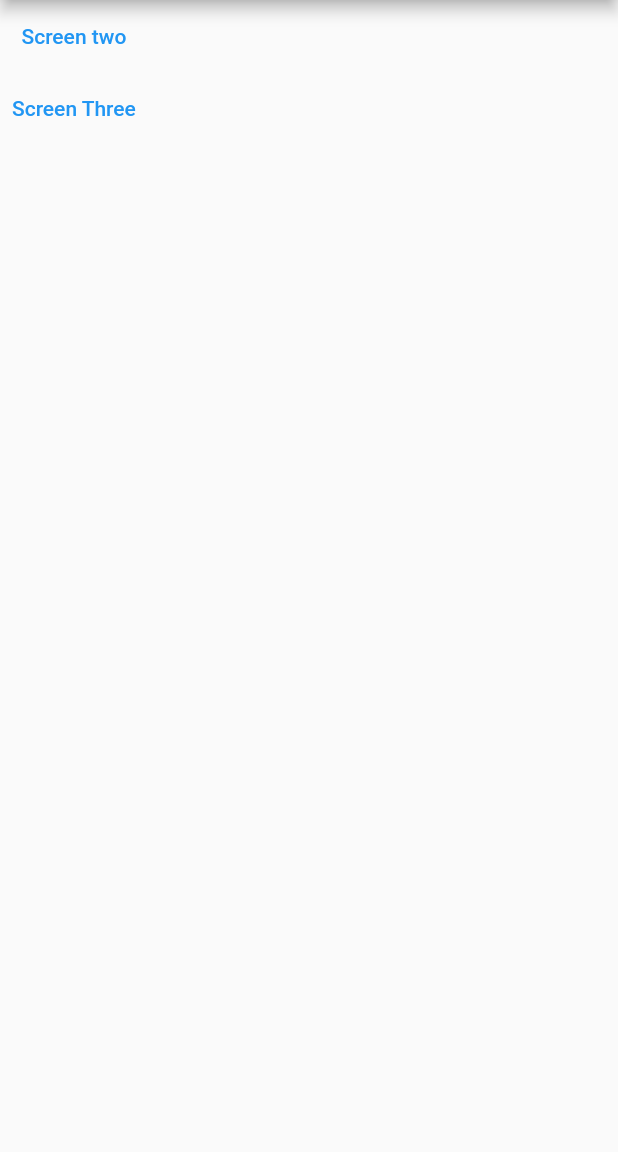
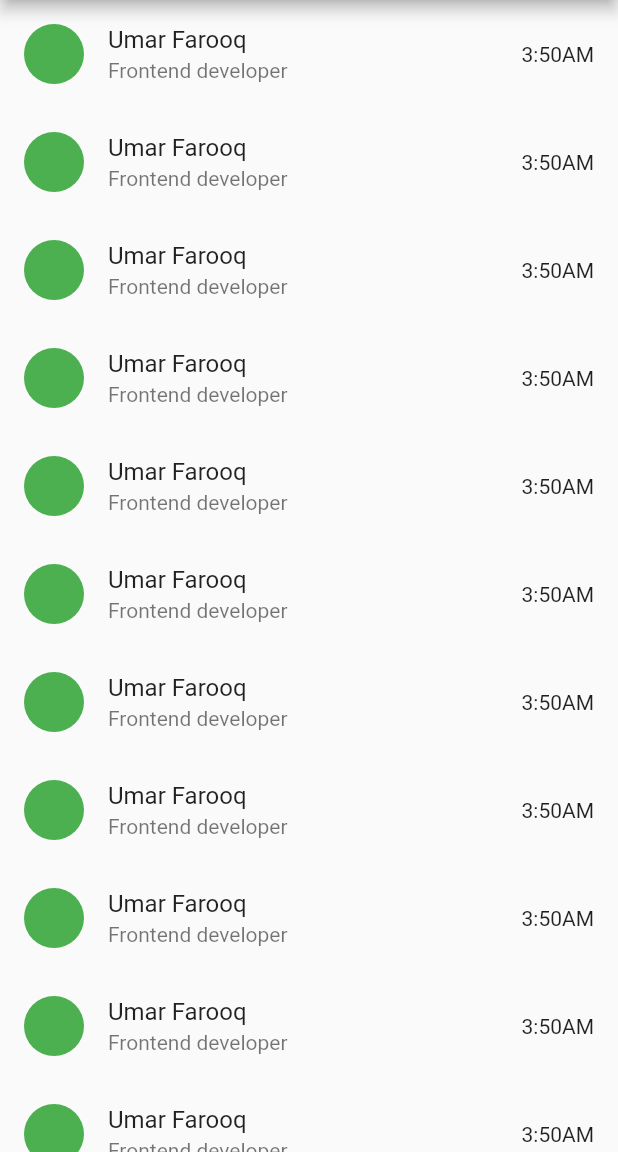
Before and after one commit to muhammadumarfarooq/flutter-navigation, a Flutter app: the screen it shows after launch, on a phone screen of 412 x 824 dp, the part 84-1236 px from its top. Run offline on Flutter 3.47's test engine with Material 2 defaults, Android fonts, the phone set to English and light mode, and no system bars.

Commit message:
list builder

```diff
--- a/lib/home_screen.dart
+++ b/lib/home_screen.dart
@@ -51,18 +51,21 @@ class HomeScreen extends StatelessWidget {
       ),
       body: Column(
         children: [
-          TextButton(
-            onPressed: () {
-              Navigator.pushNamed(context, ScreenTwo.id);
-            },
-            child: const Text('Screen two'),
-          ),
-          TextButton(
-            onPressed: () {
-              Navigator.pushNamed(context, ScreenThree.id);
-            },
-            child: const Text('Screen Three'),
-          ),
+          Expanded(
+            child: ListView.builder(
+              itemCount: 100,
+              itemBuilder: (context, index) {
+                return const ListTile(
+                  leading: CircleAvatar(
+                    backgroundColor: Colors.green,
+                  ),
+                  title: Text('Umar Farooq'),
+                  subtitle: Text('Frontend developer'),
+                  trailing: Text('3:50AM'),
+                );
+              },
+            ),
+          )
         ],
       ),
     );
```
